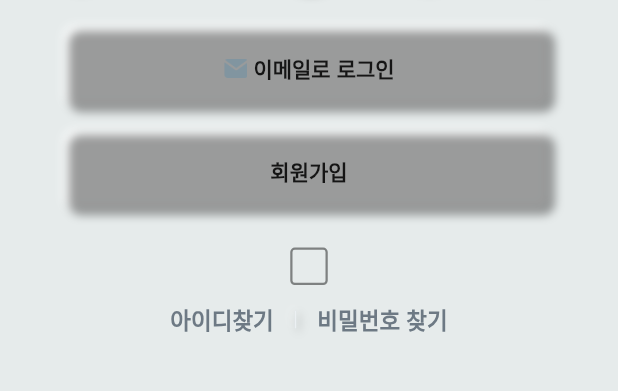
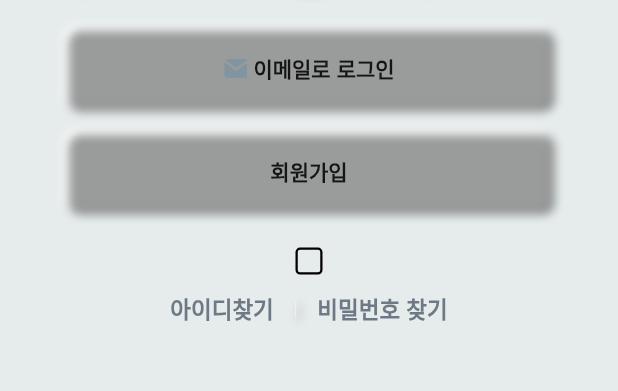
Before and after one commit to Brinfotech1407/FlutterBoilerplate, a Flutter app: the screen it shows after launch, on a phone screen of 412 x 824 dp, the part 605-996 px from its top. Run offline on Flutter 3.47's test engine with Material 2 defaults, Android fonts, the phone set to English and light mode, and no system bars; drawn by our look-alikes of flutter_neumorphic; our stand-ins replace dio, flutter_mobx, fluttertoast, get_it, google_fonts, logger and 7 more; missing offline and left inert: xxtea; generated files the repository leaves out were written again.

Commit message:
Added custom checkbox.

```diff
--- a/lib/ui/login/login.dart
+++ b/lib/ui/login/login.dart
@@ -63,12 +63,6 @@ class _LoginScreenState extends State<LoginScreen> {
                   isCheckedValue = value;
                   setState(() {});
                 },
-                size: 25,
-                iconSize: 20,
-                selectedColor: Colors.blue,
-                selectedIconColor: Colors.white,
-                borderColor: Colors.black45,
-                checkIcon: Icon(Icons.check),
               ),
               bottomTextView(),
             ],
--- a/lib/widgets/custom_check_box.dart
+++ b/lib/widgets/custom_check_box.dart
@@ -3,22 +3,22 @@ import 'package:flutter/material.dart';
 class CustomCheckbox extends StatefulWidget {
   final Function onChange;
   final bool isChecked;
-  final double size;
-  final double iconSize;
-  final Color selectedColor;
-  final Color selectedIconColor;
-  final Color borderColor;
-  final Icon checkIcon;
+  final double? size;
+  final double? iconSize;
+  final Color? selectedColor;
+  final Color? selectedIconColor;
+  final Color? borderColor;
+  final Icon? checkIcon;
 
   CustomCheckbox({
     required this.isChecked,
     required this.onChange,
-    required this.size,
-    required this.iconSize,
-    required this.selectedColor,
-    required this.selectedIconColor,
-    required this.borderColor,
-    required this.checkIcon,
+    this.size,
+    this.iconSize,
+    this.selectedColor,
+    this.selectedIconColor,
+    this.borderColor,
+    this.checkIcon,
   });
 
   @override
@@ -59,11 +59,12 @@ class _CustomCheckboxState extends State<CustomCheckbox> {
         width: widget.size ?? 18,
         height: widget.size ?? 18,
         child: _isSelected
-            ? Icon(
-                Icons.check,
-                color: widget.selectedIconColor ?? Colors.white,
-                size: widget.iconSize ?? 14,
-              )
+            ? widget.checkIcon ??
+                Icon(
+                  Icons.check,
+                  color: widget.selectedIconColor ?? Colors.white,
+                  size: widget.iconSize ?? 14,
+                )
             : null,
       ),
     );
```
